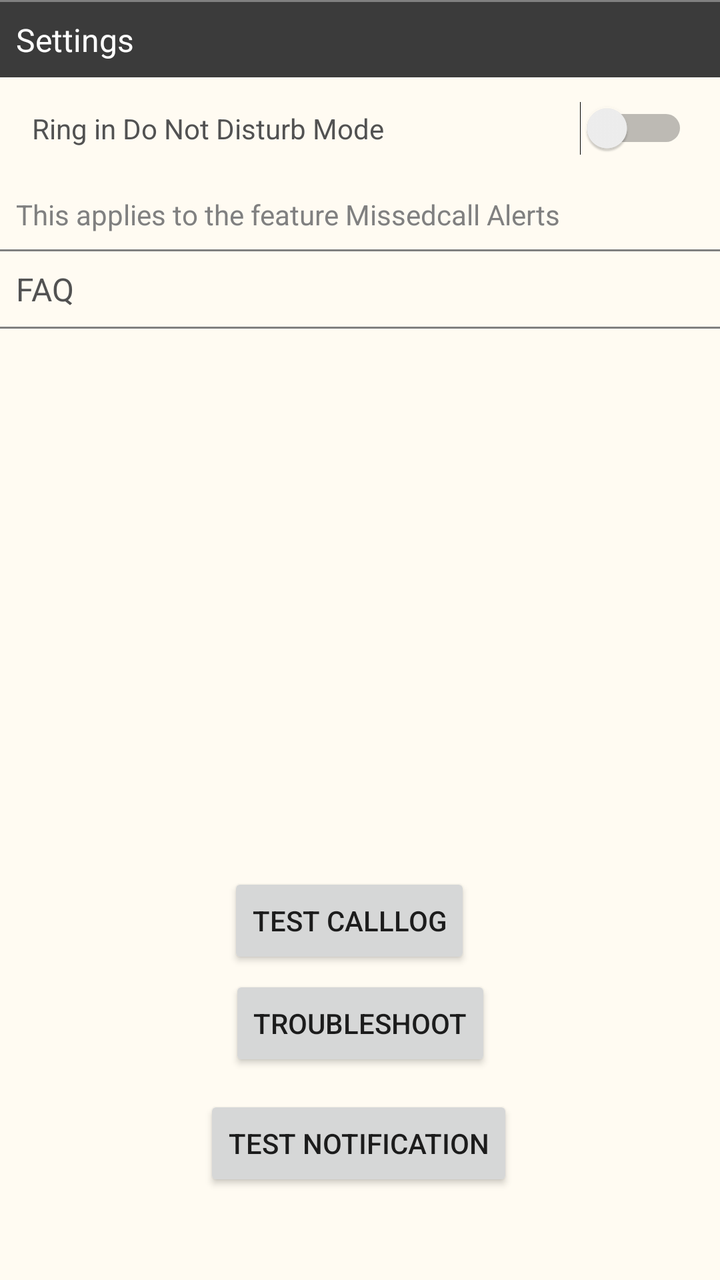
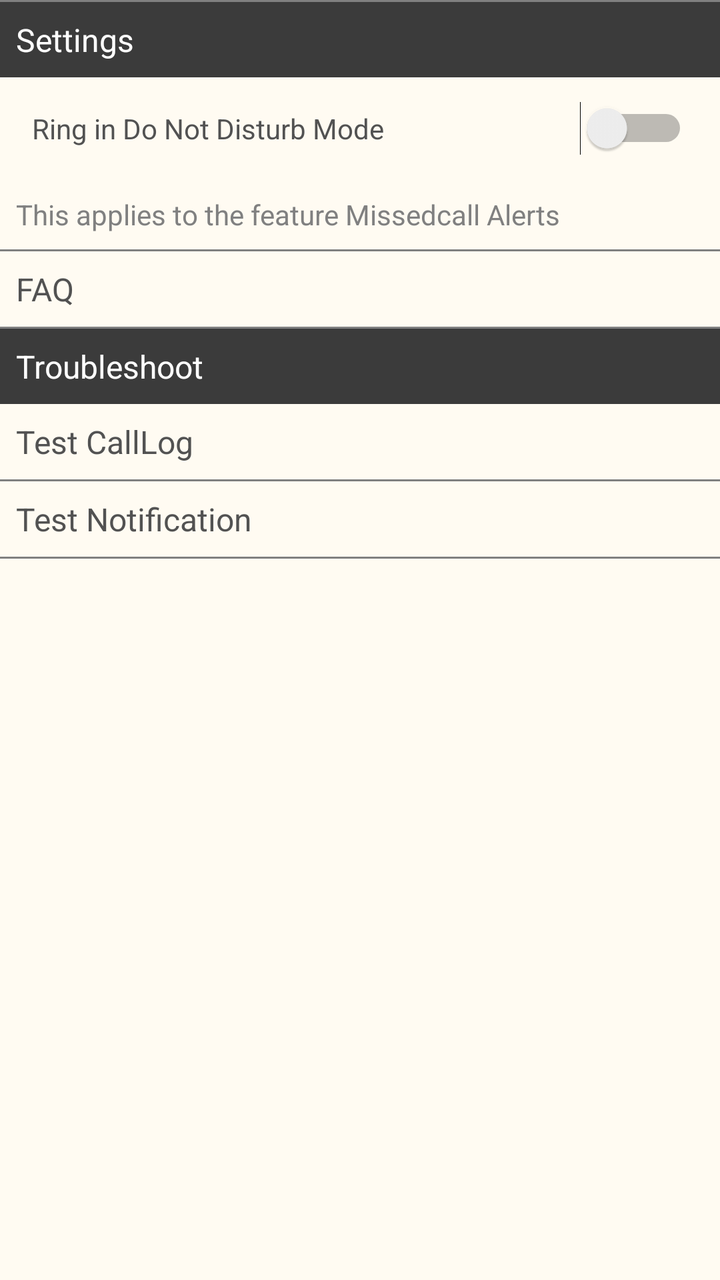

Before-and-after screenshots of an Android layout around one commit, followed by the original layout XML and the change that was made.
<!-- AndroidManifest.xml: application theme Theme.AppCompat.Light -->
<!-- res/layout/settings.xml -->
<?xml version="1.0" encoding="utf-8"?>
<androidx.constraintlayout.widget.ConstraintLayout xmlns:android="http://schemas.android.com/apk/res/android"
    xmlns:app="http://schemas.android.com/apk/res-auto"
    xmlns:tools="http://schemas.android.com/tools"
    android:layout_width="match_parent"
    android:layout_height="match_parent"
    android:background="#FFFBF2">

    <Button
        android:id="@+id/testNotification"
        android:layout_width="wrap_content"
        android:layout_height="wrap_content"
        android:layout_marginTop="12dp"
        android:text="Test Notification"
        app:layout_constraintEnd_toEndOf="@+id/troubleshoot"
        app:layout_constraintHorizontal_bias="0.541"
        app:layout_constraintStart_toStartOf="@+id/troubleshoot"
        app:layout_constraintTop_toBottomOf="@+id/troubleshoot" />

    <Button
        android:id="@+id/testCallLog"
        android:layout_width="wrap_content"
        android:layout_height="wrap_content"
        android:text="Test CallLog"
        app:layout_constraintBottom_toBottomOf="parent"
        app:layout_constraintEnd_toEndOf="@+id/testNotification"
        app:layout_constraintHorizontal_bias="0.363"
        app:layout_constraintStart_toStartOf="@+id/testNotification"
        app:layout_constraintTop_toTopOf="parent"
        app:layout_constraintVertical_bias="0.737" />

    <Button
        android:id="@+id/troubleshoot"
        android:layout_width="wrap_content"
        android:layout_height="wrap_content"
        android:text="Troubleshoot"
        app:layout_constraintBottom_toBottomOf="parent"
        app:layout_constraintEnd_toEndOf="parent"
        app:layout_constraintHorizontal_bias="0.501"
        app:layout_constraintStart_toStartOf="parent"
        app:layout_constraintTop_toTopOf="parent"
        app:layout_constraintVertical_bias="0.824" />

    <ScrollView
        android:layout_width="match_parent"
        android:layout_height="495dp"
        app:layout_constraintStart_toStartOf="parent"
        app:layout_constraintTop_toTopOf="parent">

        <LinearLayout
            android:layout_width="match_parent"
            android:layout_height="wrap_content"
            android:orientation="vertical">

            <View
                android:layout_width="match_parent"
                android:layout_height="1dp"
                android:background="#808080" />

            <TextView
                android:layout_width="match_parent"
                android:layout_height="wrap_content"
                android:background="#3B3B3B"
                android:padding="8dp"
                android:text="@string/Settings"
                android:textColor="@color/white"
                android:textSize="16sp" />


            <Switch
                android:id="@+id/overridednd"
                android:layout_width="match_parent"
                android:layout_height="wrap_content"
                android:padding="16dp"
                android:text="@string/RingInDND"
                android:textColor="#525252"></Switch>

            <TextView
                android:layout_width="wrap_content"
                android:layout_height="wrap_content"
                android:padding="8dp"
                android:text="@string/RingInDND_desc"
                android:textColor="#808080"
                android:textSize="14sp" />

            <View
                android:layout_width="match_parent"
                android:layout_height="1dp"
                android:background="#808080" />

            <TextView
                android:layout_width="wrap_content"
                android:layout_height="wrap_content"
                android:padding="8dp"
                android:text="FAQ"
                android:textColor="#525252"
                android:textSize="16sp" />

            <View
                android:layout_width="match_parent"
                android:layout_height="1dp"
                android:background="#808080" />
        </LinearLayout>


    </ScrollView>



</androidx.constraintlayout.widget.ConstraintLayout>
<!-- resources referenced by this layout -->
<resources>
  <color name="white">#FFFFFFFF</color>
  <string name="RingInDND">Ring in Do Not Disturb Mode</string>
  <string name="RingInDND_desc">This applies to the feature Missedcall Alerts</string>
  <string name="Settings">Settings</string>
</resources>

<!-- the commit's change to res/layout/settings.xml (unified diff, before → after) -->
@@ -6,40 +6,7 @@
     android:layout_height="match_parent"
     android:background="#FFFBF2">
 
-    <Button
-        android:id="@+id/testNotification"
-        android:layout_width="wrap_content"
-        android:layout_height="wrap_content"
-        android:layout_marginTop="12dp"
-        android:text="Test Notification"
-        app:layout_constraintEnd_toEndOf="@+id/troubleshoot"
-        app:layout_constraintHorizontal_bias="0.541"
-        app:layout_constraintStart_toStartOf="@+id/troubleshoot"
-        app:layout_constraintTop_toBottomOf="@+id/troubleshoot" />
 
-    <Button
-        android:id="@+id/testCallLog"
-        android:layout_width="wrap_content"
-        android:layout_height="wrap_content"
-        android:text="Test CallLog"
-        app:layout_constraintBottom_toBottomOf="parent"
-        app:layout_constraintEnd_toEndOf="@+id/testNotification"
-        app:layout_constraintHorizontal_bias="0.363"
-        app:layout_constraintStart_toStartOf="@+id/testNotification"
-        app:layout_constraintTop_toTopOf="parent"
-        app:layout_constraintVertical_bias="0.737" />
-
-    <Button
-        android:id="@+id/troubleshoot"
-        android:layout_width="wrap_content"
-        android:layout_height="wrap_content"
-        android:text="Troubleshoot"
-        app:layout_constraintBottom_toBottomOf="parent"
-        app:layout_constraintEnd_toEndOf="parent"
-        app:layout_constraintHorizontal_bias="0.501"
-        app:layout_constraintStart_toStartOf="parent"
-        app:layout_constraintTop_toTopOf="parent"
-        app:layout_constraintVertical_bias="0.824" />
 
     <ScrollView
         android:layout_width="match_parent"
@@ -100,6 +67,38 @@
                 android:layout_width="match_parent"
                 android:layout_height="1dp"
                 android:background="#808080" />
+            <TextView
+                android:layout_width="match_parent"
+                android:layout_height="wrap_content"
+                android:background="#3B3B3B"
+                android:padding="8dp"
+                android:text="Troubleshoot"
+                android:textColor="@color/white"
+                android:textSize="16sp" />
+            <TextView
+                android:id="@+id/testCallLog"
+                android:layout_width="wrap_content"
+                android:layout_height="wrap_content"
+                android:padding="8dp"
+                android:text="Test CallLog"
+                android:textColor="#525252"
+                android:textSize="16sp" />
+            <View
+                android:layout_width="match_parent"
+                android:layout_height="1dp"
+                android:background="#808080" />
+            <TextView
+                android:id="@+id/testNotification"
+                android:layout_width="wrap_content"
+                android:layout_height="wrap_content"
+                android:padding="8dp"
+                android:text="Test Notification"
+                android:textColor="#525252"
+                android:textSize="16sp" />
+            <View
+                android:layout_width="match_parent"
+                android:layout_height="1dp"
+                android:background="#808080" />
         </LinearLayout>
 
 
